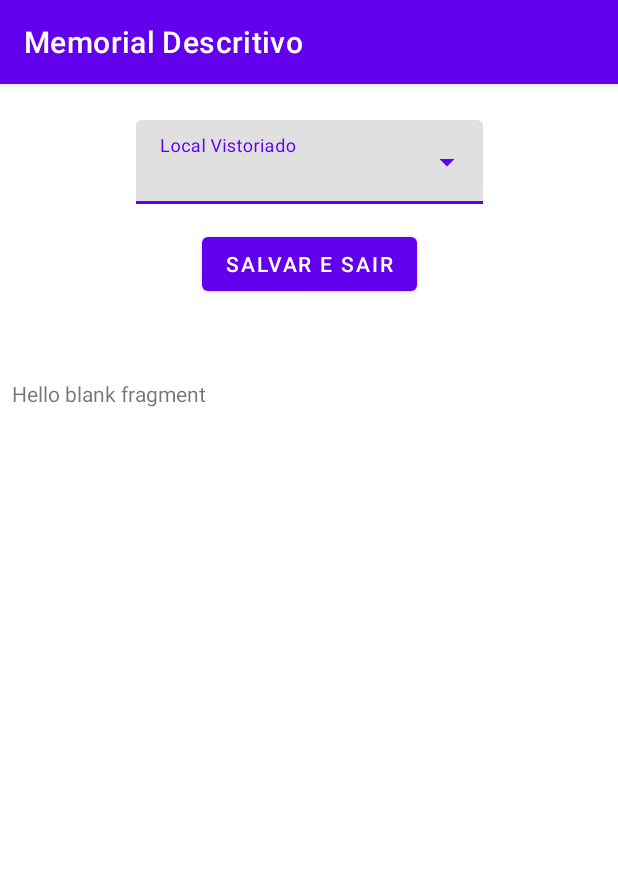
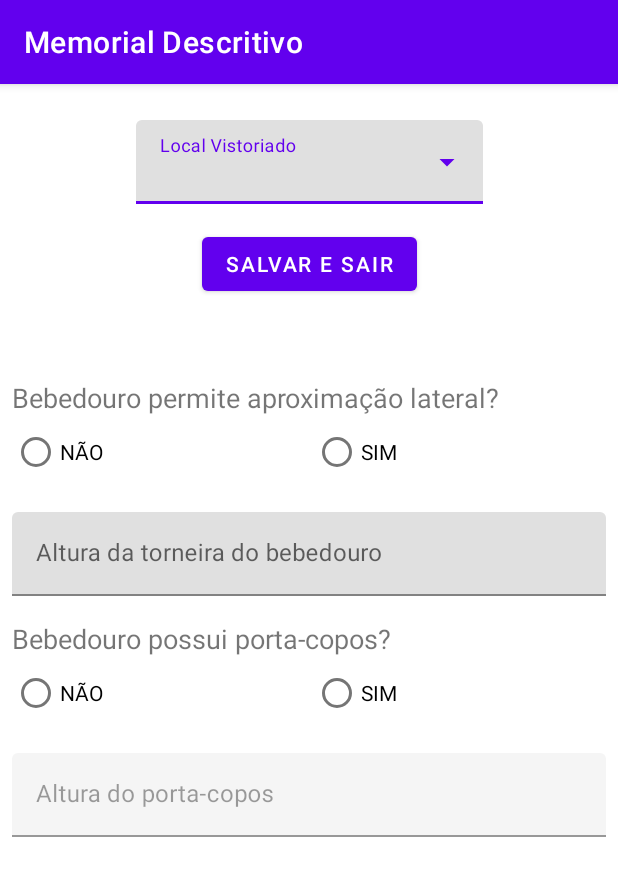
Before and after one commit to MattCaramalac/CortecRelatorioAcessibilidade, an Android app: the fragment WaterFountainOtherFragment placed in its activity, on a phone screen of 412 x 824 dp. Shown: the top 876 px of the screen. Run offline under Robolectric (Android 15) with nearby library versions, the phone set to English and light mode, and no system bars.

Commit message:
Salvar dados dos fragmentos na tabela (entra em loop)

```diff
--- a/app/src/main/java/com/mpms/relatorioacessibilidadecortec/activities/InspectionActivity.java
+++ b/app/src/main/java/com/mpms/relatorioacessibilidadecortec/activities/InspectionActivity.java
@@ -64,9 +64,9 @@ public class InspectionActivity extends AppCompatActivity implements InspectionM
 
     public void displayExternalAccessFragment(int chosenItem) {
         ExternalAccessFragment externalAccessFragment = ExternalAccessFragment.newInstance(chosenItem);
+        externalAccessFragment.setArguments(fragmentSchoolID);
         fragmentTransaction = fragmentManager.beginTransaction();
         fragmentTransaction.replace(R.id.show_fragment_selected,externalAccessFragment).addToBackStack(null).commit();
-        externalAccessFragment.setArguments(fragmentSchoolID);
     }
 
     public void closeExternalAccessFragment() {
@@ -87,6 +87,7 @@ public class InspectionActivity extends AppCompatActivity implements InspectionM
 
     public void displaySidewalkFragment() {
         SidewalkFragment sidewalkFragment = SidewalkFragment.newInstance();
+        sidewalkFragment.setArguments(fragmentSchoolID);
         fragmentTransaction = fragmentManager.beginTransaction();
         fragmentTransaction.replace(R.id.show_fragment_selected,sidewalkFragment).addToBackStack(null).commit();
     }
@@ -101,6 +102,7 @@ public class InspectionActivity extends AppCompatActivity implements InspectionM
 
     public void displayRoomsRegisterFragment(int chosenItem) {
         RoomsRegisterFragment roomsRegisterFragment = RoomsRegisterFragment.newInstance(chosenItem);
+        roomsRegisterFragment.setArguments(fragmentSchoolID);
         fragmentTransaction = fragmentManager.beginTransaction();
         fragmentTransaction.replace(R.id.show_fragment_selected, roomsRegisterFragment).addToBackStack(null).commit();
     }
@@ -115,6 +117,7 @@ public class InspectionActivity extends AppCompatActivity implements InspectionM
 
     public void displayParkingLotFragment() {
         ParkingLotFragment parkingLotFragment = ParkingLotFragment.newInstance();
+        parkingLotFragment.setArguments(fragmentSchoolID);
         fragmentTransaction = fragmentManager.beginTransaction();
         fragmentTransaction.replace(R.id.show_fragment_selected, parkingLotFragment).addToBackStack(null).commit();
     }
@@ -129,6 +132,7 @@ public class InspectionActivity extends AppCompatActivity implements InspectionM
 
     public void displayStairsRampFragment(int chosenItem) {
         StairsRampFragment stairsRampFragment = StairsRampFragment.newInstance(chosenItem);
+        stairsRampFragment.setArguments(fragmentSchoolID);
         fragmentTransaction = fragmentManager.beginTransaction();
         fragmentTransaction.replace(R.id.show_fragment_selected, stairsRampFragment).addToBackStack(null).commit();
     }
--- a/app/src/main/java/com/mpms/relatorioacessibilidadecortec/fragments/WaterFountainOtherFragment.java
+++ b/app/src/main/java/com/mpms/relatorioacessibilidadecortec/fragments/WaterFountainOtherFragment.java
@@ -2,65 +2,140 @@ package com.mpms.relatorioacessibilidadecortec.fragments;
 
 import android.os.Bundle;
 
+import androidx.annotation.NonNull;
+import androidx.annotation.Nullable;
 import androidx.fragment.app.Fragment;
+import androidx.lifecycle.ViewModelProvider;
 
+import android.text.TextUtils;
 import android.view.LayoutInflater;
 import android.view.View;
 import android.view.ViewGroup;
+import android.widget.RadioGroup;
+import android.widget.TextView;
 
+import com.google.android.material.textfield.TextInputEditText;
+import com.google.android.material.textfield.TextInputLayout;
 import com.mpms.relatorioacessibilidadecortec.R;
+import com.mpms.relatorioacessibilidadecortec.model.ViewModelFragments;
 
-/**
- * A simple {@link Fragment} subclass.
- * Use the {@link WaterFountainOtherFragment#newInstance} factory method to
- * create an instance of this fragment.
- */
+import java.util.Objects;
+
 public class WaterFountainOtherFragment extends Fragment {
 
-    // TODO: Rename parameter arguments, choose names that match
-    // the fragment initialization parameters, e.g. ARG_ITEM_NUMBER
-    private static final String ARG_PARAM1 = "param1";
-    private static final String ARG_PARAM2 = "param2";
+    static final String ALLOW_LATERAL = "ALLOW_LATERAL";
+    static final String FAUCET_HEIGHT = "FAUCET_HEIGHT";
+    static final String HAS_CUP_HOLDER = "HAS_CUP_HOLDER";
+    static final String CUP_HOLDER_HEIGHT = "CUP_HOLDER_HEIGHT";
 
-    // TODO: Rename and change types of parameters
-    private String mParam1;
-    private String mParam2;
+    ViewModelFragments modelFragments;
+    TextView lateralApproxError, hasCupHolderError;
+    RadioGroup allowLateralApprox, hasCupHolder;
+    TextInputLayout faucetHeightField, cupHolderHeightField;
+    TextInputEditText faucetHeightValue, cupHolderHeightValue;
 
     public WaterFountainOtherFragment() {
         // Required empty public constructor
     }
 
-    /**
-     * Use this factory method to create a new instance of
-     * this fragment using the provided parameters.
-     *
-     * @param param1 Parameter 1.
-     * @param param2 Parameter 2.
-     * @return A new instance of fragment OtherWaterFountainFragment.
-     */
-    // TODO: Rename and change types and number of parameters
-    public static WaterFountainOtherFragment newInstance(String param1, String param2) {
-        WaterFountainOtherFragment fragment = new WaterFountainOtherFragment();
-        Bundle args = new Bundle();
-        args.putString(ARG_PARAM1, param1);
-        args.putString(ARG_PARAM2, param2);
-        fragment.setArguments(args);
-        return fragment;
+    public static WaterFountainOtherFragment newInstance() {
+        return new WaterFountainOtherFragment();
     }
 
     @Override
     public void onCreate(Bundle savedInstanceState) {
         super.onCreate(savedInstanceState);
-        if (getArguments() != null) {
-            mParam1 = getArguments().getString(ARG_PARAM1);
-            mParam2 = getArguments().getString(ARG_PARAM2);
-        }
+        modelFragments = new ViewModelProvider(requireActivity()).get(ViewModelFragments.class);
     }
 
     @Override
     public View onCreateView(LayoutInflater inflater, ViewGroup container,
                              Bundle savedInstanceState) {
         // Inflate the layout for this fragment
-        return inflater.inflate(R.layout.fragment_other_water_fountain, container, false);
+        return inflater.inflate(R.layout.fragment_water_fountain_other, container, false);
     }
+
+    @Override
+    public void onViewCreated(@NonNull View view, @Nullable Bundle savedInstanceState) {
+        super.onViewCreated(view, savedInstanceState);
+
+        lateralApproxError = view.findViewById(R.id.water_fountain_lateral_approx_error);
+        hasCupHolderError = view.findViewById(R.id.water_fountain_has_cup_holder_error);
+
+        allowLateralApprox = view.findViewById(R.id.other_allow_approx_radio);
+        hasCupHolder = view.findViewById(R.id.other_has_cup_holder_radio);
+
+        faucetHeightField = view.findViewById(R.id.other_water_fountain_faucet_height_field);
+        cupHolderHeightField = view.findViewById(R.id.other_water_fountain_cup_holder_height_field);
+
+        faucetHeightValue = view.findViewById(R.id.other_water_fountain_faucet_height_value);
+        cupHolderHeightValue = view.findViewById(R.id.other_water_fountain_cup_holder_height_value);
+
+        hasCupHolder.setOnCheckedChangeListener(this::hasCupHolderListener);
+
+        modelFragments.getSaveAttempt().observe(getViewLifecycleOwner(), saveAttempt -> {
+            if(hasNoEmptyFields()) {
+                Bundle otherData = new Bundle();
+                otherData.putInt(ALLOW_LATERAL, getCheckedIndex(allowLateralApprox));
+                otherData.putDouble(FAUCET_HEIGHT, Double.parseDouble(Objects.requireNonNull(faucetHeightValue.getText()).toString()));
+                otherData.putInt(HAS_CUP_HOLDER, getCheckedIndex(hasCupHolder));
+                otherData.putDouble(CUP_HOLDER_HEIGHT, Double.parseDouble(Objects.requireNonNull(cupHolderHeightValue.getText()).toString()));
+                modelFragments.setFountainBundle(otherData);
+            }
+            modelFragments.saveAttemptTestWaterFountain(0);
+        });
+    }
+
+    public void hasCupHolderListener(RadioGroup group, int checkedID) {
+        View radioButton = group.findViewById(checkedID);
+        int index = group.indexOfChild(radioButton);
+
+        switch (index) {
+            case 0:
+                cupHolderHeightValue.setText("");
+                cupHolderHeightField.setEnabled(false);
+                break;
+            case 1:
+                cupHolderHeightField.setEnabled(true);
+                break;
+            default:
+                break;
+        }
+    }
+
+    public boolean hasNoEmptyFields() {
+        clearErrorMessages();
+        int errors = 0;
+        if (allowLateralApprox.getCheckedRadioButtonId() == -1) {
+            lateralApproxError.setVisibility(View.VISIBLE);
+            errors++;
+        }
+        if (TextUtils.isEmpty(faucetHeightValue.getText())) {
+            faucetHeightField.setError(getString(R.string.blank_field_error));
+            errors++;
+        }
+        if (hasCupHolder.getCheckedRadioButtonId() == -1) {
+            hasCupHolderError.setVisibility(View.VISIBLE);
+            errors++;
+        }
+        if (cupHolderHeightField.isEnabled()  && TextUtils.isEmpty(cupHolderHeightValue.getText())) {
+            cupHolderHeightField.setError(getString(R.string.blank_field_error));
+            errors++;
+        }
+        return errors == 0;
+    }
+
+    public void clearErrorMessages() {
+        lateralApproxError.setVisibility(View.GONE);
+        hasCupHolderError.setVisibility(View.GONE);
+        faucetHeightField.setErrorEnabled(false);
+        cupHolderHeightField.setErrorEnabled(false);
+        }
+
+    public int getCheckedIndex(RadioGroup group) {
+        int buttonID = group.getCheckedRadioButtonId();
+        View button = group.findViewById(buttonID);
+        return group.indexOfChild(button);
+    }
+
 }
--- a/app/src/main/res/layout/fragment_other_water_fountain.xml
+++ /dev/null
@@ -1,14 +0,0 @@
-<?xml version="1.0" encoding="utf-8"?>
-<FrameLayout xmlns:android="http://schemas.android.com/apk/res/android"
-    xmlns:tools="http://schemas.android.com/tools"
-    android:layout_width="match_parent"
-    android:layout_height="match_parent"
-    tools:context=".fragments.WaterFountainOtherFragment">
-
-    <!-- TODO: Update blank fragment layout -->
-    <TextView
-        android:layout_width="match_parent"
-        android:layout_height="match_parent"
-        android:text="@string/hello_blank_fragment" />
-
-</FrameLayout>
--- /dev/null
+++ b/app/src/main/res/layout/fragment_water_fountain_other.xml
@@ -0,0 +1,151 @@
+<?xml version="1.0" encoding="utf-8"?>
+<ScrollView xmlns:android="http://schemas.android.com/apk/res/android"
+    xmlns:tools="http://schemas.android.com/tools"
+    android:layout_width="match_parent"
+    android:layout_height="match_parent"
+    xmlns:app="http://schemas.android.com/apk/res-auto"
+    tools:context=".fragments.WaterFountainOtherFragment">
+
+    <androidx.constraintlayout.widget.ConstraintLayout
+        android:layout_width="match_parent"
+        android:layout_height="wrap_content">
+
+        <TextView
+            android:id="@+id/label_other_water_fountain_allow_approx"
+            android:layout_width="match_parent"
+            android:layout_height="wrap_content"
+            app:layout_constraintTop_toTopOf="parent"
+            app:layout_constraintStart_toStartOf="parent"
+            android:text="@string/label_allow_lateral_approx"
+            android:textSize="@dimen/section_header"/>
+
+        <RadioGroup
+            android:id="@+id/other_allow_approx_radio"
+            android:layout_width="match_parent"
+            android:layout_height="wrap_content"
+            app:layout_constraintTop_toBottomOf="@id/label_other_water_fountain_allow_approx"
+            app:layout_constraintStart_toStartOf="parent"
+            android:orientation="horizontal">
+
+            <RadioButton
+                android:id="@+id/other_allow_approx_no"
+                android:layout_width="wrap_content"
+                android:layout_height="wrap_content"
+                android:layout_weight="@integer/weight_one"
+                android:text="@string/radio_button_no"
+                android:textSize="14sp"
+                android:textColor="@color/black"/>
+
+            <RadioButton
+                android:id="@+id/other_allow_approx_yes"
+                android:layout_width="wrap_content"
+                android:layout_height="wrap_content"
+                android:layout_weight="@integer/weight_one"
+                android:text="@string/radio_button_yes"
+                android:textSize="14sp"
+                android:textColor="@color/black"/>
+
+        </RadioGroup>
+
+        <TextView
+            android:id="@+id/water_fountain_lateral_approx_error"
+            android:layout_width="match_parent"
+            android:layout_height="wrap_content"
+            android:text="@string/empty_fields"
+            android:textSize="14sp"
+            android:textColor="@color/error_message"
+            android:visibility="gone"
+            app:layout_constraintTop_toBottomOf="@id/other_allow_approx_radio"
+            app:layout_constraintStart_toStartOf="parent"
+            />
+
+        <com.google.android.material.textfield.TextInputLayout
+            android:id="@+id/other_water_fountain_faucet_height_field"
+            android:layout_width="match_parent"
+            android:layout_height="wrap_content"
+            app:layout_constraintStart_toStartOf="parent"
+            app:layout_constraintTop_toBottomOf="@id/water_fountain_lateral_approx_error"
+            android:layout_marginTop="@dimen/top_margins"
+            android:hint="@string/hint_faucet_height">
+
+        <com.google.android.material.textfield.TextInputEditText
+            android:id="@+id/other_water_fountain_faucet_height_value"
+            android:layout_width="match_parent"
+            android:layout_height="match_parent"
+            android:inputType="numberDecimal"/>
+
+        </com.google.android.material.textfield.TextInputLayout>
+
+        <TextView
+            android:id="@+id/label_other_has_cup_holder"
+            android:layout_width="match_parent"
+            android:layout_height="wrap_content"
+            app:layout_constraintTop_toBottomOf="@id/other_water_fountain_faucet_height_field"
+            app:layout_constraintStart_toStartOf="parent"
+            android:layout_marginTop="@dimen/top_margins"
+            android:text="@string/label_fountain_has_cup_holder"
+            android:textSize="@dimen/section_header"/>
+
+        <RadioGroup
+            android:id="@+id/other_has_cup_holder_radio"
+            android:layout_width="match_parent"
+            android:layout_height="wrap_content"
+            app:layout_constraintTop_toBottomOf="@id/label_other_has_cup_holder"
+            app:layout_constraintStart_toStartOf="parent"
+            android:orientation="horizontal">
+
+            <RadioButton
+                android:id="@+id/other_has_cup_holder_no"
+                android:layout_width="wrap_content"
+                android:layout_height="wrap_content"
+                android:layout_weight="@integer/weight_one"
+                android:text="@string/radio_button_no"
+                android:textSize="14sp"
+                android:textColor="@color/black"/>
+
+            <RadioButton
+                android:id="@+id/other_has_cup_holder_yes"
+                android:layout_width="wrap_content"
+                android:layout_height="wrap_content"
+                android:layout_weight="@integer/weight_one"
+                android:text="@string/radio_button_yes"
+                android:textSize="14sp"
+                android:textColor="@color/black"/>
+
+        </RadioGroup>
+
+        <TextView
+            android:id="@+id/water_fountain_has_cup_holder_error"
+            android:layout_width="match_parent"
+            android:layout_height="wrap_content"
+            android:text="@string/empty_fields"
+            android:textSize="14sp"
+            android:textColor="@color/error_message"
+            android:visibility="gone"
+            app:layout_constraintTop_toBottomOf="@id/other_has_cup_holder_radio"
+            app:layout_constraintStart_toStartOf="parent"
+            />
+
+        <com.google.android.material.textfield.TextInputLayout
+            android:id="@+id/other_water_fountain_cup_holder_height_field"
+            android:layout_width="match_parent"
+            android:layout_height="wrap_content"
+            app:layout_constraintStart_toStartOf="parent"
+            app:layout_constraintTop_toBottomOf="@id/water_fountain_has_cup_holder_error"
+            android:layout_marginTop="@dimen/top_margins"
+            android:hint="@string/hint_cup_holder_height"
+            android:enabled="false">
+
+            <com.google.android.material.textfield.TextInputEditText
+                android:id="@+id/other_water_fountain_cup_holder_height_value"
+                android:layout_width="match_parent"
+                android:layout_height="match_parent"
+                android:inputType="numberDecimal"/>
+
+        </com.google.android.material.textfield.TextInputLayout>
+
+    </androidx.constraintlayout.widget.ConstraintLayout>
+
+
+
+</ScrollView>
--- a/app/src/main/res/values/strings.xml
+++ b/app/src/main/res/values/strings.xml
@@ -162,8 +162,6 @@
     <string name="label_radio_button_PDMR_vacancy">VAGAS PARA PDMR</string>
     <string name="hint_parking_lot_floor_type">Tipo de Piso do Estacionamento</string>
     <string name="label_button_proceed_register">CONTINUAR</string>
-    <!-- TODO: Remove or change this placeholder text -->
-    <string name="hello_blank_fragment">Hello blank fragment</string>
     <string name="label_frag_parking_lot_PDMR">Estacionamento - Vagas PDMR</string>
     <string name="label_frag_parking_lot_elderly">Estacionamento - Vagas para Idosos</string>
     <string name="label_pictogram_vacancy_elderly">Vagas possuem pictograma para identificação?</string>
@@ -186,4 +184,8 @@
     <string name="hint_lowest_spout_height">Altura da Bica Mais Baixa</string>
     <string name="hint_free_space_lowest_spout">Espaço Livre Abaixo da Bica Mais Baixa</string>
     <string name="label_water_fountain_header">Bebedouros</string>
+    <string name="label_allow_lateral_approx">Bebedouro permite aproximação lateral?</string>
+    <string name="hint_faucet_height">Altura da torneira do bebedouro</string>
+    <string name="label_fountain_has_cup_holder">Bebedouro possui porta-copos?</string>
+    <string name="hint_cup_holder_height">Altura do porta-copos</string>
 </resources>
```
Also changed, not shown: app/src/main/java/com/mpms/relatorioacessibilidadecortec/fragments/WaterFountainFragment.java (+31 -21 lines), app/src/main/java/com/mpms/relatorioacessibilidadecortec/fragments/WaterFountainSpoutFragment.java (+17 -8 lines), app/src/main/res/layout/fragment_water_fountain_spout.xml (renamed from app/src/main/res/layout/fragment_spout_water_fountain.xml, +11 -11 lines).
